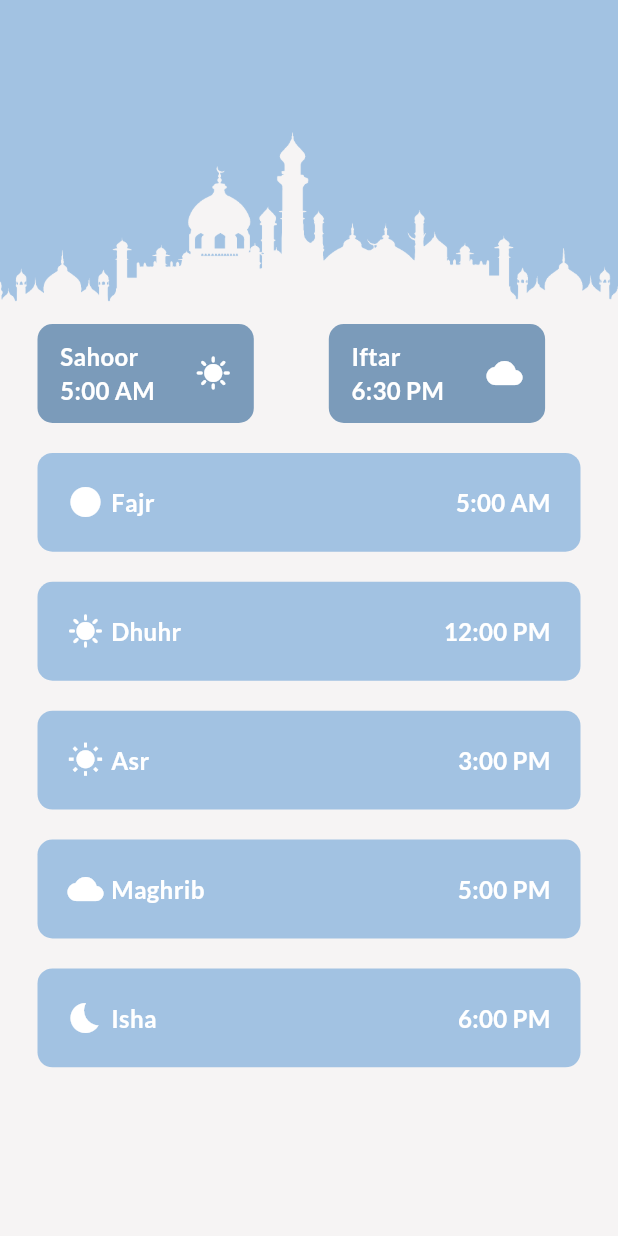
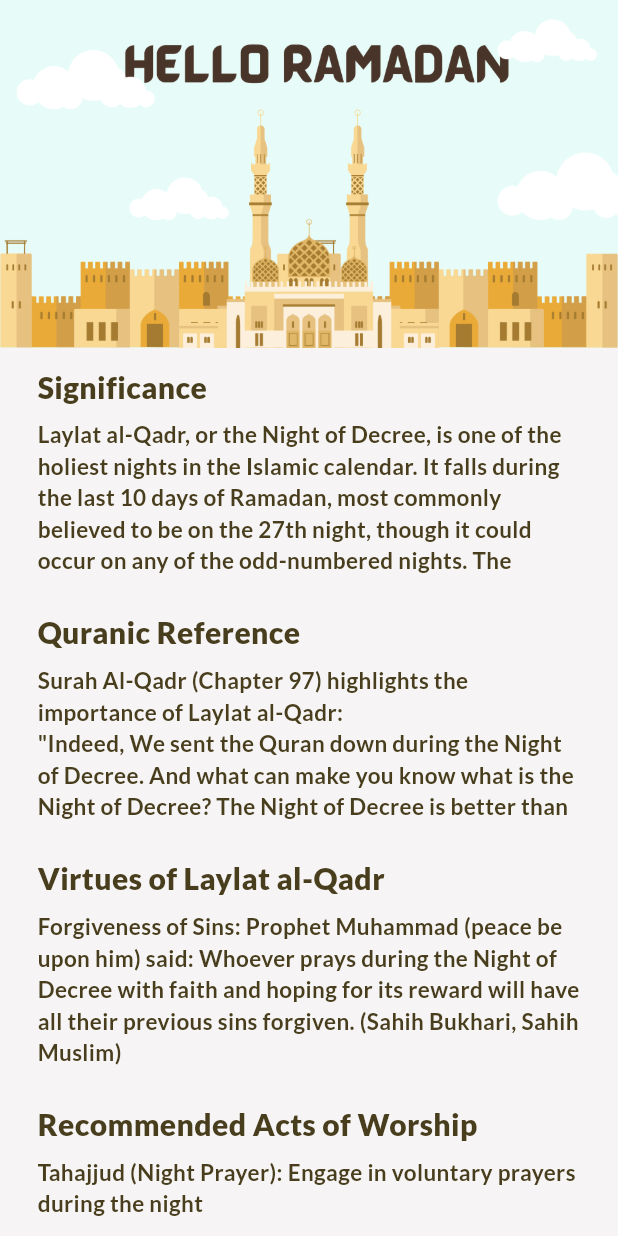
Before and after one commit to Tasneem-Zaareer/ramadan_guide_app, a Flutter app: the HomeView screen opened directly, after a tap on "AlQader Night", on a phone screen of 412 x 824 dp. Run offline on Flutter 3.47's test engine with Material 3 defaults, Android fonts, the phone set to English and light mode, and no system bars; our stand-ins replace easy_localization, flutter_screenutil, google_fonts, persistent_bottom_nav_bar.

Commit message:
add laylat alqader view

```diff
--- a/assets/languages/en.json
+++ b/assets/languages/en.json
@@ -36,7 +36,7 @@
     "back": "Back",
     "buyNow": "Buy Now",
     "eidTakbeerat": "Eid Takbeerat",
-    "affiliateDeclaration": "Thank you for supporting our efforts! We proudly participate in the Amazon Affiliate Program, earning a small commission at no extra cost to you when you purchase through our links. Our carefully curated product recommendations, including a special section for Ramadan gifts, are thoughtfully selected to help you find meaningful and suitable options. Your trust and support inspire us to continue providing valuable content and recommendations.",
+    "affiliateDeclaration": "Thank you for supporting our platform! We participate in the Amazon Affiliate Program, which ensures that the products we recommend are sourced through trusted channels. Our curated selections, including a dedicated section for Ramadan gifts, are thoughtfully chosen to provide meaningful and practical options. Your trust motivates us to deliver quality content and helpful recommendations.",
      "sadaqahAlfitr": "AlFitr Sadaqah",
     "productDescription": "Want to learn more about this product? Just click the 'Buy Now' button! You'll easily see all the details, including the price and everything you need to know before making your purchase. It's that simple – happy shopping!"
 
--- /dev/null
+++ b/lib/features/alqader_night/laylat_alqadr_view.dart
@@ -0,0 +1,97 @@
+import 'package:easy_localization/easy_localization.dart';
+import 'package:flutter/material.dart';
+import 'package:flutter_screenutil/flutter_screenutil.dart';
+import 'package:ramadan_guide_app/core/constants/app_images.dart';
+import 'package:ramadan_guide_app/core/widgets/text/custome_text.dart';
+
+class LaylatAlQadrView extends StatelessWidget {
+  const LaylatAlQadrView({super.key});
+
+  @override
+  Widget build(BuildContext context) {
+    final List<Map<String, String>> laylatAlQadrInfo = [
+      {
+        'title': tr('Significance'),
+        'text': tr(
+            'Laylat al-Qadr, or the Night of Decree, is one of the holiest nights in the Islamic calendar. It falls during the last 10 days of Ramadan, most commonly believed to be on the 27th night, though it could occur on any of the odd-numbered nights. The Quran refers to this night as better than a thousand months, emphasizing its immense spiritual reward and significance.'),
+      },
+      {
+        'title': tr('Quranic Reference'),
+        'text': tr(
+            'Surah Al-Qadr (Chapter 97) highlights the importance of Laylat al-Qadr:\n"Indeed, We sent the Quran down during the Night of Decree. And what can make you know what is the Night of Decree? The Night of Decree is better than a thousand months. The angels and the Spirit descend therein by permission of their Lord for every matter. Peace it is until the emergence of dawn." (Quran 97:1-5)'),
+      },
+      {
+        'title': tr('Virtues of Laylat al-Qadr'),
+        'text': tr(
+            'Forgiveness of Sins: Prophet Muhammad (peace be upon him) said: Whoever prays during the Night of Decree with faith and hoping for its reward will have all their previous sins forgiven. (Sahih Bukhari, Sahih Muslim)\nA Night of Blessings and Mercy: On this night, angels descend to the Earth, spreading peace, blessings, and mercy from Allah.'),
+      },
+      {
+        'title': tr('Recommended Acts of Worship'),
+        'text': tr(
+            'Tahajjud (Night Prayer): Engage in voluntary prayers during the night'),
+      },
+      {
+        'title': tr('How to Seek Laylat al-Qadr'),
+        'text': tr(
+            'Focus on worship during the last 10 nights of Ramadan, especially the odd nights.\nPerform Itikaf (spiritual retreat) in a mosque if possible.\nStrive to maximize devotion by balancing prayer, supplication, and acts of kindness.'),
+      },
+    ];
+
+    return Scaffold(
+      body: SingleChildScrollView(
+        child: Column(
+          children: [
+            Image.asset(AppImages.helloRamadan),
+            ListView.builder(
+              padding: const EdgeInsets.symmetric(horizontal: 25),
+              shrinkWrap: true,
+              physics: const NeverScrollableScrollPhysics(),
+              itemCount: laylatAlQadrInfo.length,
+              itemBuilder: (context, index) {
+                return LaylatAlqadrWidget(
+                  title: laylatAlQadrInfo[index]['title']!,
+                  text: laylatAlQadrInfo[index]['text']!,
+                );
+              },
+            ),
+          ],
+        ),
+      ),
+    );
+  }
+}
+
+class LaylatAlqadrWidget extends StatelessWidget {
+  const LaylatAlqadrWidget({
+    super.key,
+    required this.title,
+    required this.text,
+  });
+  final String title;
+  final String text;
+
+  @override
+  Widget build(BuildContext context) {
+    return Padding(
+      padding: EdgeInsets.symmetric(vertical: 10.h),
+      child: Column(
+        crossAxisAlignment: CrossAxisAlignment.start,
+        children: [
+          CustomText(
+            text: title,
+            fontSize: 20,
+            fontWeight: FontWeight.w900,
+            color: Theme.of(context).colorScheme.onSurface,
+          ),
+          SizedBox(height: 5.h),
+          CustomText(
+            text: text,
+            fontSize: 15,
+            fontWeight: FontWeight.bold,
+            color: Theme.of(context).colorScheme.onSurface,
+          ),
+        ],
+      ),
+    );
+  }
+}
--- a/lib/features/home/views/widgets/categories_gridview_widget.dart
+++ b/lib/features/home/views/widgets/categories_gridview_widget.dart
@@ -1,6 +1,7 @@
 import 'package:easy_localization/easy_localization.dart';
 import 'package:flutter/material.dart';
 import 'package:flutter_screenutil/flutter_screenutil.dart';
+import 'package:ramadan_guide_app/features/alqader_night/laylat_alqadr_view.dart';
 import 'package:ramadan_guide_app/features/eid/views/eid_view.dart';
 import 'package:ramadan_guide_app/features/prayer_times/views/prayer_times_view.dart';
 
@@ -24,7 +25,7 @@ class CategoriesGridviewWidget extends StatelessWidget {
       {
         'title': tr('alqaderNight'),
         'image': AppImages.boyWithLantern,
-        'view': const PrayerTimeView(),
+        'view': const LaylatAlQadrView(),
         'color': Colors.redAccent.shade100
       },
       {
```
